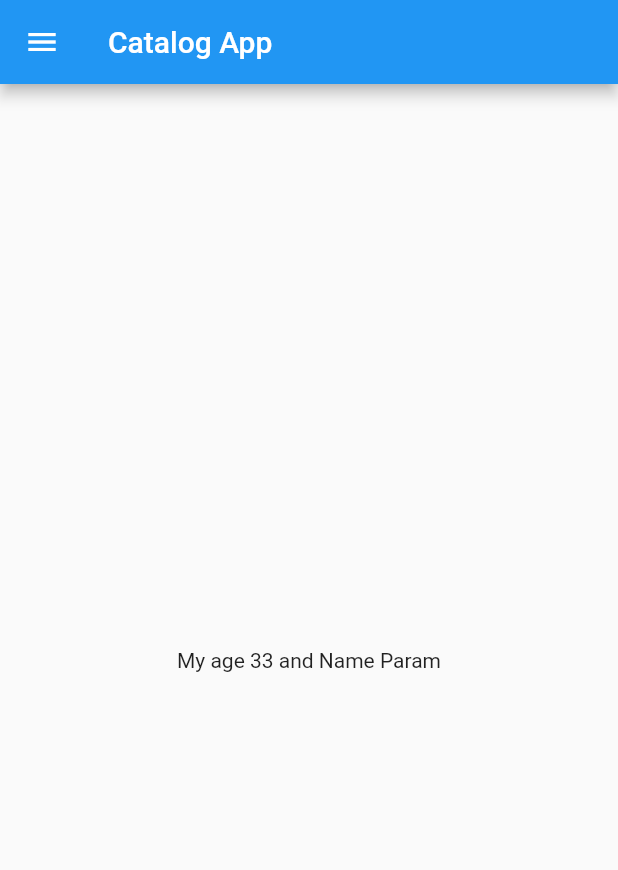
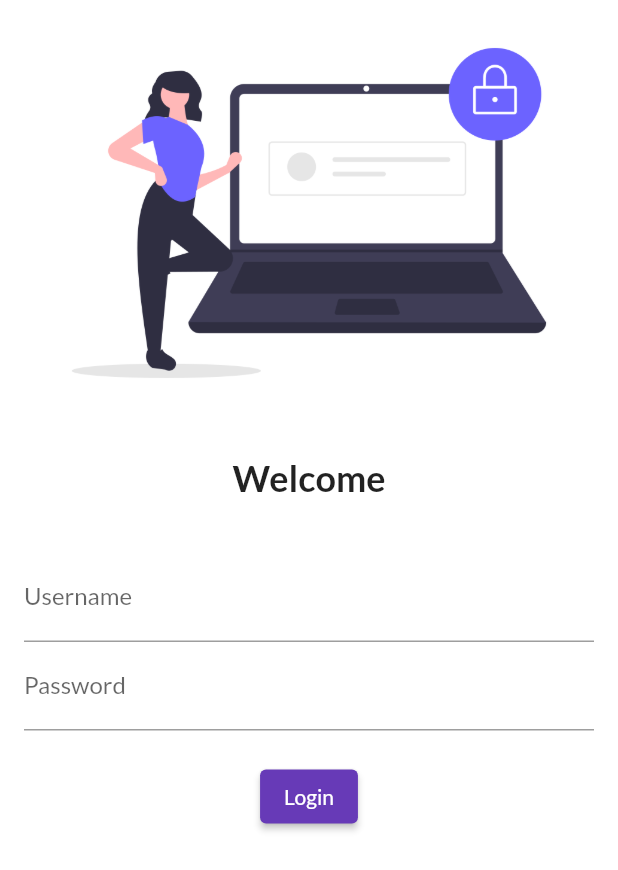
Before and after one commit to Param2050/flutter-catalog-app, a Flutter app: the screen it shows after launch, on a phone screen of 412 x 824 dp. Shown: the top 870 px of the screen. Run offline on Flutter 3.47's test engine with Material 2 defaults, Android fonts, the phone set to English and light mode, and no system bars; our stand-ins replace google_fonts.

Commit message:
Intial commit

```diff
--- a/lib/main.dart
+++ b/lib/main.dart
@@ -1,15 +1,29 @@
 import 'package:flutter/material.dart';
-import 'package:flutter_catalog/home_page.dart';
+import 'package:flutter_catalog/pages/home_page.dart';
+import 'package:flutter_catalog/pages/login_page.dart';
+import 'package:google_fonts/google_fonts.dart';
 
 void main() {
   runApp(MyApp());
 }
 
 class MyApp extends StatelessWidget {
+  const MyApp({Key key}) : super(key: key);
+
   @override
   Widget build(BuildContext context) {
     return MaterialApp(
-      home: HomePage(),
+      themeMode: ThemeMode.light,
+      theme: ThemeData(
+        primarySwatch: Colors.deepPurple,
+        fontFamily: GoogleFonts.lato().fontFamily,
+      ),
+      initialRoute: "/login",
+      routes: {
+        "/": (context) => LoginPage(),
+        "/home": (context) => HomePage(),
+        "/login": (context) => LoginPage()
+      },
     );
   }
 }
--- /dev/null
+++ b/lib/pages/login_page.dart
@@ -0,0 +1,56 @@
+import 'package:flutter/material.dart';
+
+class LoginPage extends StatelessWidget {
+  const LoginPage({Key key}) : super(key: key);
+
+  @override
+  Widget build(BuildContext context) {
+    return Material(
+        color: Colors.white,
+        child: Column(
+          children: [
+            Image.asset("assets/images/login.png", fit: BoxFit.cover),
+            const SizedBox(
+              height: 20.0,
+            ),
+            const Text(
+              "Welcome",
+              style: TextStyle(
+                fontSize: 24,
+                fontWeight: FontWeight.bold,
+              ),
+            ),
+            const SizedBox(
+              height: 20.0,
+            ),
+            Padding(
+              padding:
+                  const EdgeInsets.symmetric(vertical: 16.0, horizontal: 16.0),
+              child: Column(
+                children: [
+                  TextFormField(
+                    decoration: const InputDecoration(
+                        hintText: "Enter Username", labelText: "Username"),
+                  ),
+                  TextFormField(
+                    obscureText: true,
+                    decoration: const InputDecoration(
+                        hintText: "Enter Password", labelText: "Password"),
+                  ),
+                  const SizedBox(
+                    height: 20.0,
+                  ),
+                  ElevatedButton(
+                    child: Text("Login"),
+                    style: TextButton.styleFrom(),
+                    onPressed: () {
+                      print("Hi This is first flutter application");
+                    },
+                  ),
+                ],
+              ),
+            )
+          ],
+        ));
+  }
+}
```
Also changed, not shown: pubspec.yaml (+4 -3 lines), assets/images/login.png (added), lib/pages/home_page.dart (renamed from lib/home_page.dart), pubspec.lock, 6 other files.
